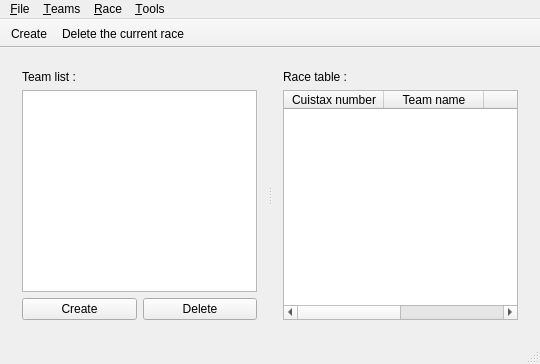
Qt form MainWindow.ui (xaviermawet/MagneeCuistax2014) before a commit.
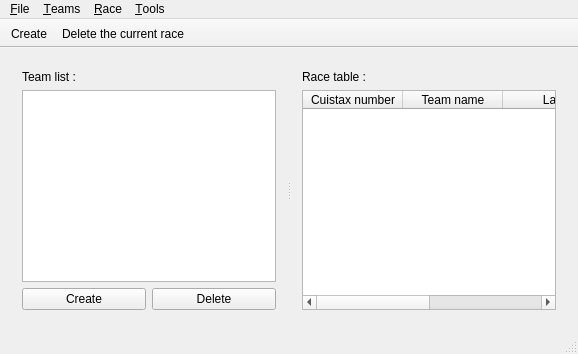
The same form after that commit. Icons and pictures are not drawn. Custom widgets are drawn as their Qt base class.

Commit message: Changed the edit triggers for the race table

```diff
--- a/MainWindow.ui
+++ b/MainWindow.ui
@@ -2,14 +2,6 @@
 <ui version="4.0">
  <class>MainWindow</class>
  <widget class="QMainWindow" name="MainWindow">
-  <property name="geometry">
-   <rect>
-    <x>0</x>
-    <y>0</y>
-    <width>540</width>
-    <height>364</height>
-   </rect>
-  </property>
   <property name="windowTitle">
    <string>Magnée Cuistax 2014</string>
   </property>
```
Left out of the diff: 3 changed lines with no effect on the pictures.
